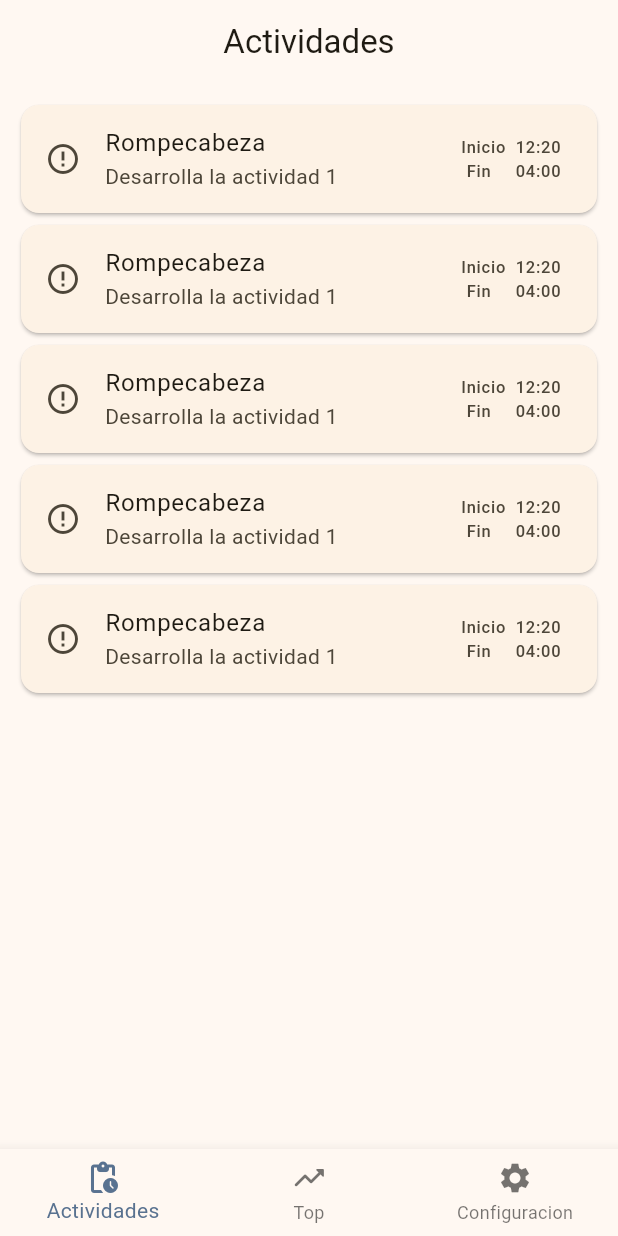
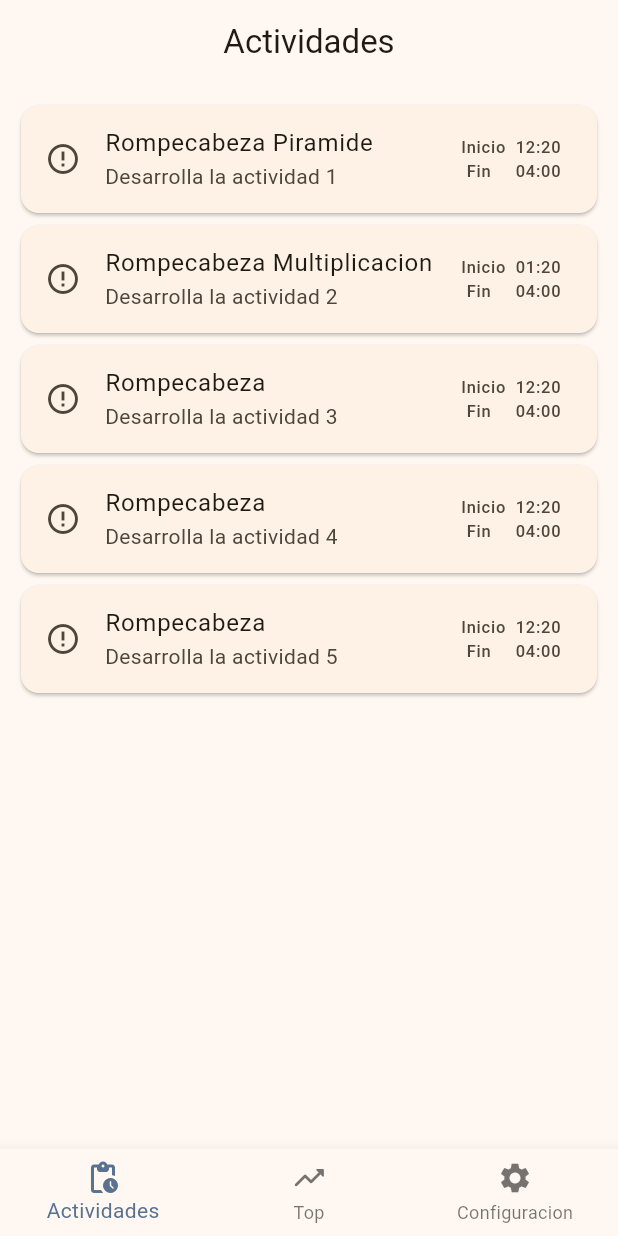
Before and after one commit to KIFUEL/programa_1, a Flutter app: the screen it shows after launch, on a phone screen of 412 x 824 dp. Run offline on Flutter 3.47's test engine with Material 3 defaults, Android fonts, the light colour scheme and no system bars; our stand-ins replace google_fonts; missing offline and left inert: flame.

Commit message:
Paginas de rompecabezas

```diff
--- a/lib/routes/screens.dart
+++ b/lib/routes/screens.dart
@@ -1,4 +1,4 @@
-export 'package:aplicacion_final_1/screens/Activities/piramide_screen.dart';
+export 'package:aplicacion_final_1/screens/Activities/Rompe1/piramide_screen.dart';
 export 'package:aplicacion_final_1/screens/Activities/actividades_screen.dart';
 export 'package:aplicacion_final_1/screens/Configuration/configuracion_screen.dart';
 export 'package:aplicacion_final_1/screens/Configuration/edit_perfil.dart';
--- a/lib/screens/Activities/piramide_flame.dart
+++ b/lib/screens/Activities/Rompe1/piramide_flame.dart
@@ -3,9 +3,9 @@ import 'dart:math';
 import 'package:flame/components.dart';
 import 'package:flame/game.dart';
 import 'package:flutter/material.dart';
-import '../area_played.dart';
-import 'button_spriteIO.dart';
-import 'button_spriteSlot.dart';
+import '../../area_played.dart';
+import '../../../widgets/button_spriteIO.dart';
+import '../../../widgets/button_spriteSlot.dart';
 
 class PiramideFlame extends FlameGame {
   List<buttonSpriteSlot> numberSlot = [];
--- a/lib/screens/Activities/actividades_screen.dart
+++ b/lib/screens/Activities/actividades_screen.dart
@@ -12,39 +12,39 @@ class ActividadesScreen extends StatelessWidget {
           padding: const EdgeInsets.symmetric(horizontal: 10, vertical: 10),
           children: const [
             CustomCardType1(
-              titulo: 'Rompecabeza',
+              titulo: 'Rompecabeza Piramide',
               description: 'Desarrolla la actividad 1',
               inicio: '12:20',
               fin: '04:00',
               tipo: 'piramide',
             ),
             CustomCardType1(
-              titulo: 'Rompecabeza',
-              description: 'Desarrolla la actividad 1',
+              titulo: 'Rompecabeza Multiplicacion',
+              description: 'Desarrolla la actividad 2',
+              inicio: '01:20',
+              fin: '04:00',
+              tipo: 'Multiplicacion',
+            ),
+            CustomCardType1(
+              titulo: 'Rompecabeza ',
+              description: 'Desarrolla la actividad 3',
               inicio: '12:20',
               fin: '04:00',
-              tipo: 'hexagonos',
+              tipo: 'Rompe3',
             ),
             CustomCardType1(
               titulo: 'Rompecabeza',
-              description: 'Desarrolla la actividad 1',
+              description: 'Desarrolla la actividad 4',
               inicio: '12:20',
               fin: '04:00',
-              tipo: 'perros|',
+              tipo: 'Rompe4',
             ),
             CustomCardType1(
               titulo: 'Rompecabeza',
-              description: 'Desarrolla la actividad 1',
+              description: 'Desarrolla la actividad 5',
               inicio: '12:20',
               fin: '04:00',
-              tipo: 'piramide',
-            ),
-            CustomCardType1(
-              titulo: 'Rompecabeza',
-              description: 'Desarrolla la actividad 1',
-              inicio: '12:20',
-              fin: '04:00',
-              tipo: 'piramide',
+              tipo: 'Rompe5',
             ),
           ],
         ));
--- a/lib/screens/area_played.dart
+++ b/lib/screens/area_played.dart
@@ -2,7 +2,7 @@ import 'dart:async';
 import 'package:flame/components.dart';
 import 'package:flutter/material.dart';
 
-import 'Activities/piramide_flame.dart';
+import 'Activities/Rompe1/piramide_flame.dart';
 
 class PlayArea extends RectangleComponent with HasGameReference<PiramideFlame> {
   final Size pantalla;
--- a/pubspec.yaml
+++ b/pubspec.yaml
@@ -10,6 +10,7 @@ dependencies:
   flame: ^1.15.0
   flutter:
     sdk: flutter
+  google_fonts: ^6.2.1
 
 dev_dependencies:
   flutter_test:
```
Also changed, not shown: lib/screens/Activities/Rompe2/multi_Screen.dart (added, +22 -0 lines), lib/screens/Activities/Rompe2/multi_flame.dart (added, +36 -0 lines), lib/screens/Activities/Rompe3/Rompe3_Flame.dart (added, +12 -0 lines), lib/screens/Activities/Rompe3/Rompe3_Screen.dart (added, +22 -0 lines), lib/screens/Activities/Rompe4/Rompe4_Flame.dart (added, +12 -0 lines), lib/screens/Activities/Rompe4/Rompe4_Screen.dart (added, +22 -0 lines), lib/screens/Activities/Rompe5/Rompe5_Flame.dart (added, +12 -0 lines), lib/screens/Activities/Rompe5/Rompe5_Screen.dart (added, +22 -0 lines), lib/widgets/custom_card_1.dart (+30 -5 lines), lib/screens/Activities/Rompe1/piramide_screen.dart (renamed from lib/screens/Activities/piramide_screen.dart), lib/widgets/boton_sprite.dart (renamed from lib/screens/Activities/boton_sprite.dart), lib/widgets/button_spriteIO.dart (renamed from lib/screens/Activities/button_spriteIO.dart), lib/widgets/button_spriteSlot.dart (renamed from lib/screens/Activities/button_spriteSlot.dart), pubspec.lock, 1 other file.
